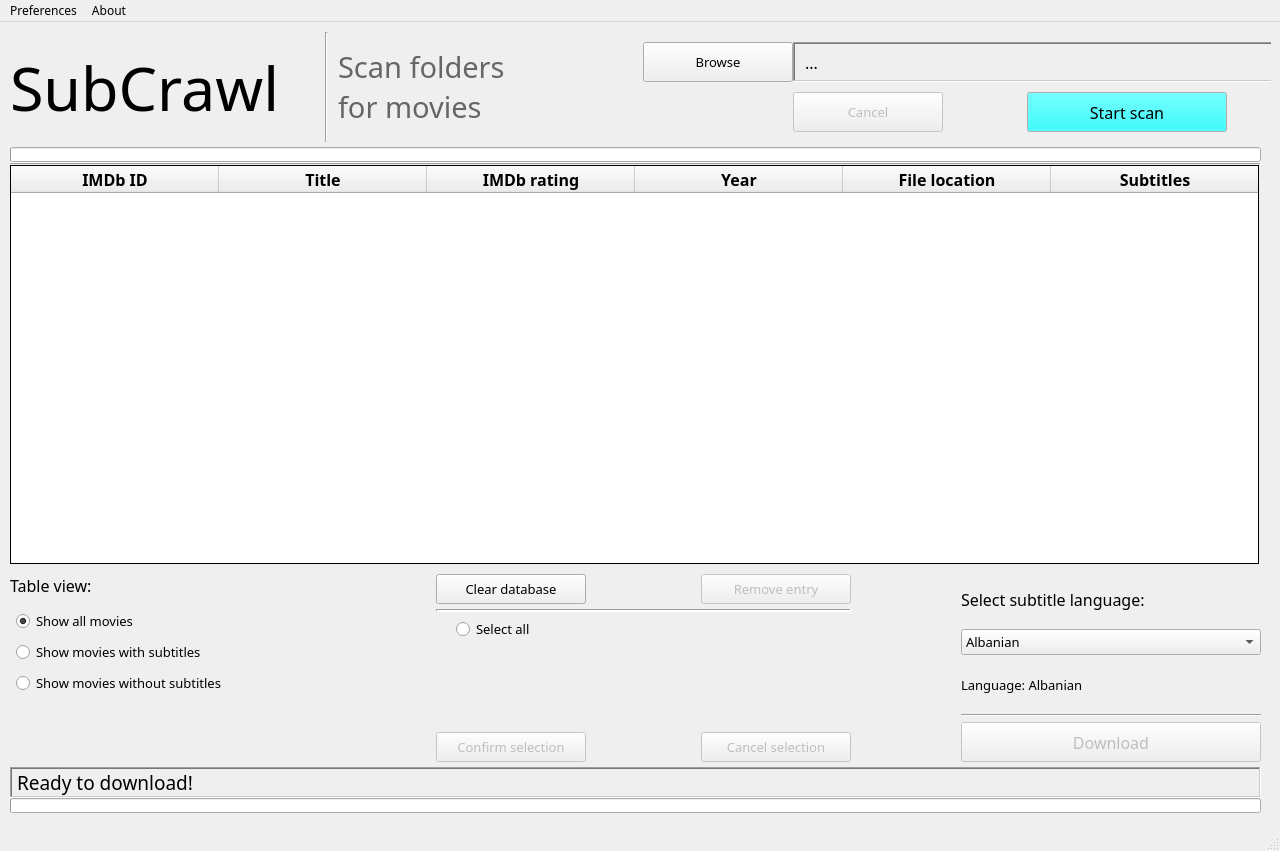
Before: the Qt Designer form ui/SubCrawl.ui in lukaabra/SubCrawl, drawn with Qt 5.
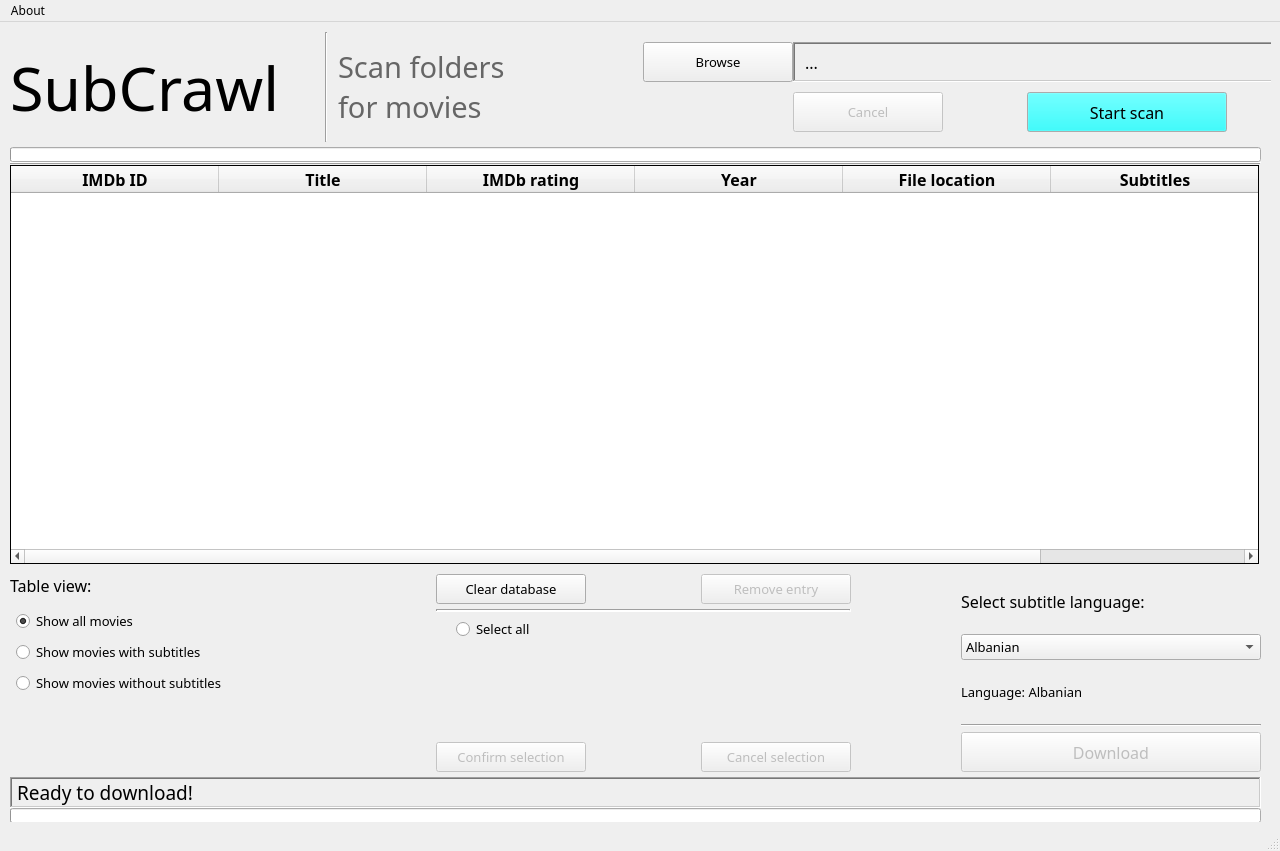
After: the same form once the commit is applied.

Diff of the .ui file:
```diff
--- a/ui/SubCrawl.ui
+++ b/ui/SubCrawl.ui
@@ -65,13 +65,13 @@
      <height>800</height>
     </size>
    </property>
-   <widget class="QWidget" name="">
+   <widget class="QWidget" name="layoutWidget">
     <property name="geometry">
      <rect>
       <x>0</x>
       <y>0</y>
       <width>1271</width>
-      <height>801</height>
+      <height>811</height>
      </rect>
     </property>
     <layout class="QGridLayout" name="gridLayout_7" rowstretch="0,0,0,0" columnstretch="0,0,0,0">
@@ -185,7 +185,7 @@
           <number>1</number>
          </property>
          <property name="horizontalScrollBarPolicy">
-          <enum>Qt::ScrollBarAlwaysOff</enum>
+          <enum>Qt::ScrollBarAsNeeded</enum>
          </property>
          <property name="editTriggers">
           <set>QAbstractItemView::NoEditTriggers</set>
@@ -224,7 +224,7 @@
           <bool>true</bool>
          </attribute>
          <attribute name="horizontalHeaderDefaultSectionSize">
-          <number>208</number>
+          <number>55</number>
          </attribute>
          <attribute name="horizontalHeaderMinimumSectionSize">
           <number>208</number>
@@ -233,7 +233,7 @@
           <bool>true</bool>
          </attribute>
          <attribute name="horizontalHeaderStretchLastSection">
-          <bool>true</bool>
+          <bool>false</bool>
          </attribute>
          <attribute name="verticalHeaderVisible">
           <bool>false</bool>
@@ -2055,13 +2055,6 @@
      <height>26</height>
     </rect>
    </property>
-   <widget class="QMenu" name="menuPreferences">
-    <property name="title">
-     <string>Preferences</string>
-    </property>
-    <addaction name="actionScanning"/>
-    <addaction name="actionSubtitles"/>
-   </widget>
    <widget class="QMenu" name="menuAbout">
     <property name="title">
      <string>About</string>
@@ -2069,7 +2062,6 @@
     <addaction name="actionAbout"/>
     <addaction name="actionContribute"/>
    </widget>
-   <addaction name="menuPreferences"/>
    <addaction name="menuAbout"/>
   </widget>
   <widget class="QStatusBar" name="statusbar"/>
```
Left out of the diff: 2 changed lines with no effect on the pictures.
